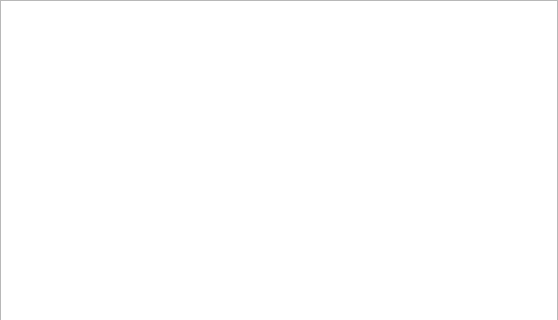
First picture: the form in pqcom.ui, repository xiongyihui/pqcom, before the edit; both pictures show x 0 to 558 and y 0 to 320 of the 558 by 508 pixel window.
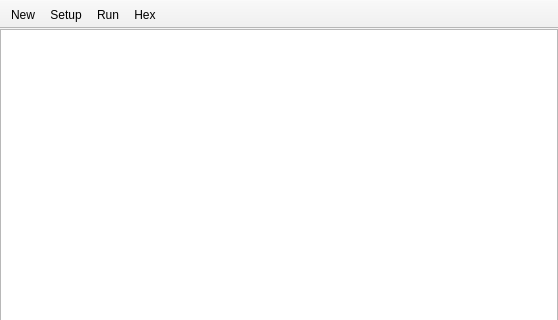
Second picture: the form after the edit.

Patch:
```diff
--- a/pqcom.ui
+++ b/pqcom.ui
@@ -115,6 +115,65 @@
     </item>
    </layout>
   </widget>
+  <widget class="QToolBar" name="toolBar">
+   <property name="windowTitle">
+    <string>toolBar</string>
+   </property>
+   <property name="autoFillBackground">
+    <bool>false</bool>
+   </property>
+   <property name="movable">
+    <bool>false</bool>
+   </property>
+   <property name="allowedAreas">
+    <set>Qt::TopToolBarArea</set>
+   </property>
+   <property name="floatable">
+    <bool>false</bool>
+   </property>
+   <attribute name="toolBarArea">
+    <enum>TopToolBarArea</enum>
+   </attribute>
+   <attribute name="toolBarBreak">
+    <bool>false</bool>
+   </attribute>
+   <addaction name="actionNew"/>
+   <addaction name="actionSetup"/>
+   <addaction name="actionRun"/>
+   <addaction name="actionHex"/>
+  </widget>
+  <action name="actionSetup">
+   <property name="text">
+    <string>Setup</string>
+   </property>
+  </action>
+  <action name="actionNew">
+   <property name="text">
+    <string>New</string>
+   </property>
+  </action>
+  <action name="actionHex">
+   <property name="checkable">
+    <bool>true</bool>
+   </property>
+   <property name="text">
+    <string>Hex</string>
+   </property>
+   <property name="visible">
+    <bool>true</bool>
+   </property>
+  </action>
+  <action name="actionRun">
+   <property name="checkable">
+    <bool>true</bool>
+   </property>
+   <property name="text">
+    <string>Run</string>
+   </property>
+   <property name="toolTip">
+    <string>Run</string>
+   </property>
+  </action>
  </widget>
  <resources/>
  <connections/>
```
Left out of the diff: 2 changed lines with no effect on the pictures.
